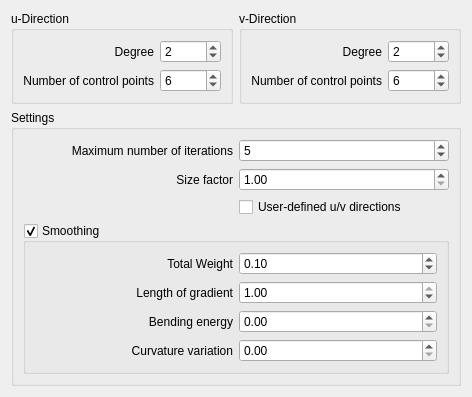
This is src/Mod/ReverseEngineering/Gui/FitBSplineSurface.ui in berndhahnebach/All_FreeCAD as Qt 5 draws it before an edit. The edited form follows.
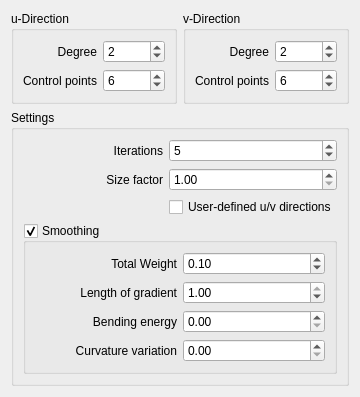
This is the edited form. Custom widgets are drawn as their Qt base class.

Commit message: + allow to set u/v dirs for B-Spline fit

Patch:
```diff
--- a/src/Mod/ReverseEngineering/Gui/FitBSplineSurface.ui
+++ b/src/Mod/ReverseEngineering/Gui/FitBSplineSurface.ui
@@ -6,7 +6,7 @@
    <rect>
     <x>0</x>
     <y>0</y>
-    <width>472</width>
+    <width>360</width>
     <height>342</height>
    </rect>
   </property>
@@ -52,7 +52,7 @@
       <item row="1" column="0">
        <widget class="QLabel" name="label_2">
         <property name="text">
-         <string>Number of control points</string>
+         <string>Control points</string>
         </property>
         <property name="alignment">
          <set>Qt::AlignRight|Qt::AlignTrailing|Qt::AlignVCenter</set>
@@ -119,7 +119,7 @@
       <item row="1" column="0">
        <widget class="QLabel" name="label_4">
         <property name="text">
-         <string>Number of control points</string>
+         <string>Control points</string>
         </property>
         <property name="alignment">
          <set>Qt::AlignRight|Qt::AlignTrailing|Qt::AlignVCenter</set>
@@ -157,7 +157,7 @@
       <item row="0" column="0">
        <widget class="QLabel" name="label_5">
         <property name="text">
-         <string>Maximum number of iterations</string>
+         <string>Iterations</string>
         </property>
         <property name="alignment">
          <set>Qt::AlignRight|Qt::AlignTrailing|Qt::AlignVCenter</set>
```
The commit also changes 3 other files.
